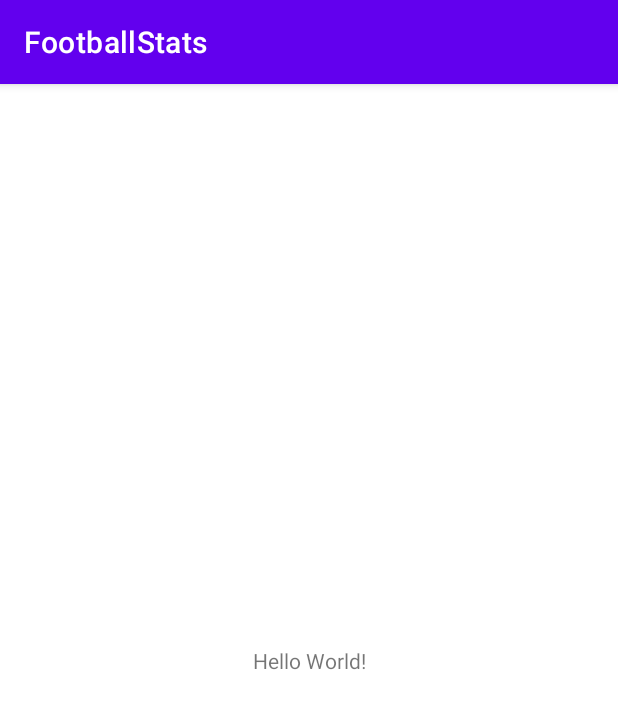
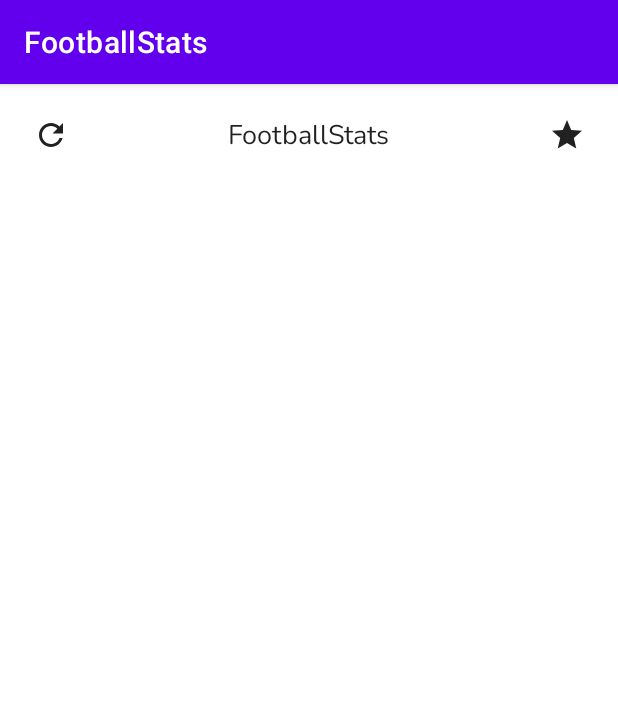
Before and after one commit to xzqvac/Mobile-devices-programming, an Android app built with Jetpack Compose: the screen it shows after launch (MainActivity), on a phone screen of 412 x 824 dp. Shown: the top 709 px of the screen. Run offline under Robolectric (Android 15) with nearby library versions, the phone set to English and light mode, and no system bars.

Commit message:
feat(MainActivity.kt): add top bar

```diff
--- a/Semester-project/app/src/main/java/com/example/footballstats/MainActivity.kt
+++ b/Semester-project/app/src/main/java/com/example/footballstats/MainActivity.kt
@@ -1,11 +1,48 @@
 package com.example.footballstats
 
+import android.os.Bundle
+import androidx.activity.compose.setContent
 import androidx.appcompat.app.AppCompatActivity
-import android.os.Bundle
+import androidx.compose.foundation.layout.*
+import androidx.compose.material.*
+import androidx.compose.material.icons.Icons
+import androidx.compose.material.icons.filled.Refresh
+import androidx.compose.material.icons.filled.Star
+import androidx.compose.runtime.Composable
+import androidx.compose.ui.Alignment
+import androidx.compose.ui.Modifier
+import androidx.compose.ui.unit.dp
+import com.example.footballstats.theme.footballStatsTheme
+
 
 class MainActivity : AppCompatActivity() {
     override fun onCreate(savedInstanceState: Bundle?) {
         super.onCreate(savedInstanceState)
-        setContentView(R.layout.activity_main)
+        setContent {
+            footballStatsTheme {
+                Column(modifier = Modifier.padding(10.dp)) {
+                    TopAppBar()
+                }
+            }
+        }
     }
 }
+
+@Composable
+fun TopAppBar(){
+    Row(
+        modifier = Modifier.fillMaxWidth(),
+        horizontalArrangement = Arrangement.SpaceBetween,
+        verticalAlignment = Alignment.CenterVertically
+    ) {
+        IconButton(onClick = { /*TODO*/ }) {
+            Icon(imageVector = Icons.Default.Refresh, contentDescription = "Refresh Icon")
+        }
+
+        Text(text = "FootballStats", style = MaterialTheme.typography.h4)
+
+        IconButton(onClick = { /*TODO*/ }){
+            Icon(imageVector = Icons.Default.Star, contentDescription = "Favourite Icon")
+        }
+    }
+}
```
